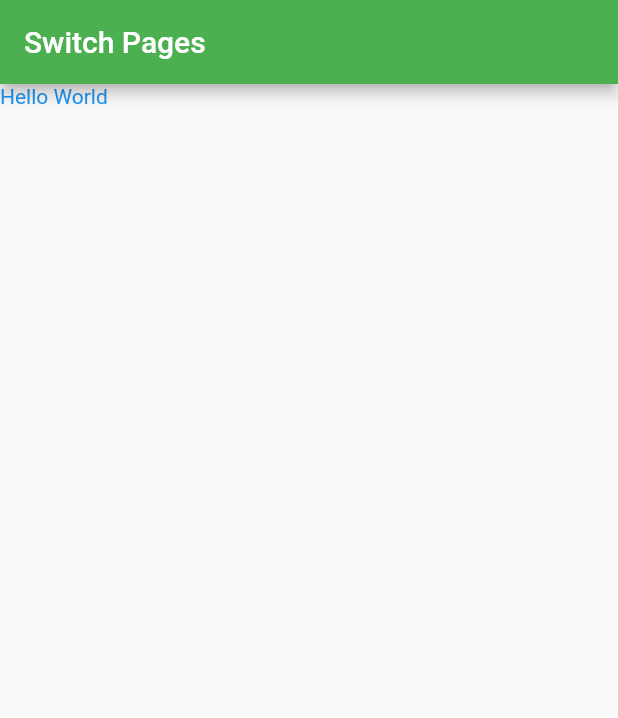
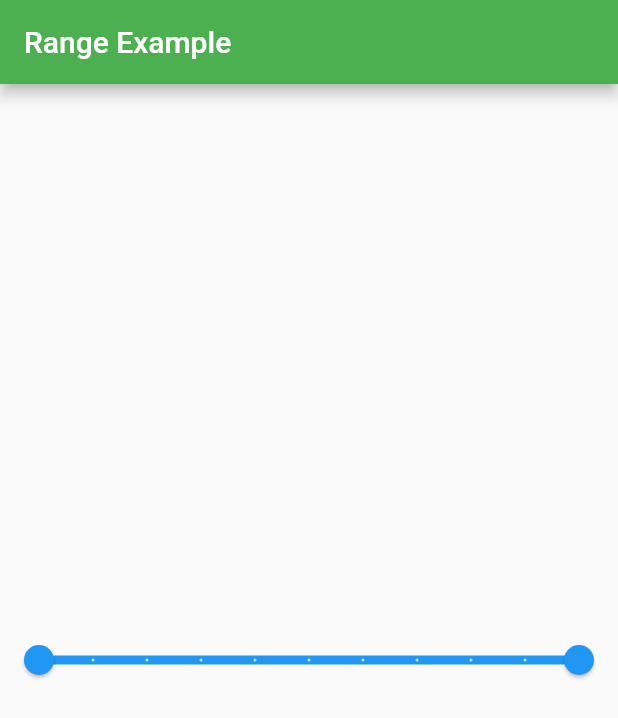
Before and after one commit to sthnischal/Flutter-Basics, a Flutter app: the MyHomePage screen opened directly, on a phone screen of 412 x 824 dp. Shown: the top 718 px of the screen. Run offline on Flutter 3.47's test engine with Material 2 defaults, Android fonts, the phone set to English and light mode, and no system bars; our stand-ins replace font_awesome_flutter.

Commit message:
Range Slider widget

```diff
--- a/flutterbasics/lib/main.dart
+++ b/flutterbasics/lib/main.dart
@@ -19,19 +19,43 @@ class FlutterApp extends StatelessWidget {
       theme: ThemeData(
         primarySwatch: Colors.green,
       ),
-      home: SplashScreen(),
+      //home: SplashScreen(),
+      home: MyHomePage(),
     );
   }
 }
 
-class MyHomePage extends StatelessWidget {
+class MyHomePage extends StatefulWidget {
+  @override
+  State<MyHomePage> createState() => _MyHomePageState();
+}
+
+class _MyHomePageState extends State<MyHomePage> {
+  RangeValues values = RangeValues(0, 100);
+
   @override
   Widget build(BuildContext context) {
+    RangeLabels labels =
+        RangeLabels(values.start.toString(), values.end.toString());
     return Scaffold(
-      appBar: AppBar(
-        title: Text('Switch Pages'),
-      ),
-      body: Text('Hello World', style: TextStyle(color: Colors.blue)),
-    );
+        appBar: AppBar(
+          title: Text('Range Example'),
+        ),
+        body: Center(
+          child: RangeSlider(
+              values: values,
+              labels: labels,
+              divisions: 10,
+              activeColor: Colors.blue,
+              inactiveColor: Colors.green.shade100,
+              //if max value need to change into 100 otherwise bydefault it is 1.0
+              min: 0,
+              max: 100,
+              onChanged: (newValue) {
+                values = newValue;
+                print('${newValue.start}, ${newValue.end}');
+                setState(() {});
+              }),
+        ));
   }
 }
```
